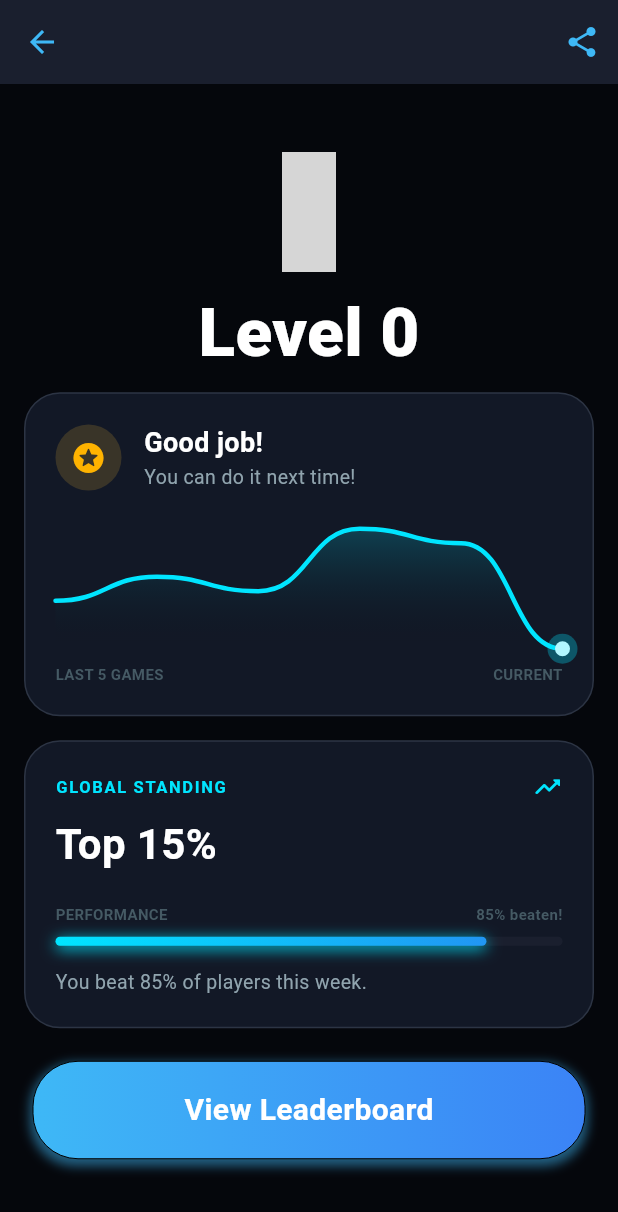
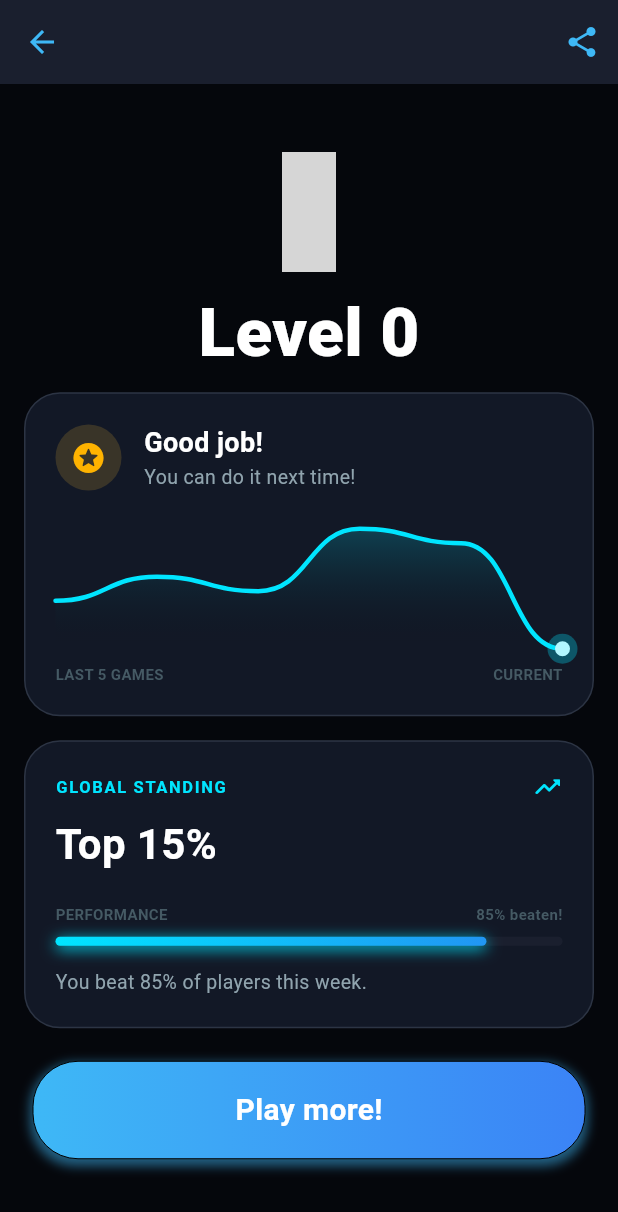
Before and after one commit to ANICEBREAKER/visual_memory, a Flutter app: the GameResultScreen screen opened by its route, on a phone screen of 412 x 824 dp. Shown: the top 1212 px of the screen. Run offline on Flutter 3.47's test engine with Material 3 defaults, Android fonts, the phone set to English and light mode, and no system bars; our stand-ins replace animated_text_kit, connectivity_plus, device_preview, go_router, material_symbols_icons, modal_progress_hud_nsn and 2 more; accounts and stored records are empty; network calls fail; Roboto replaces fonts that are missing (GoogleSans); grey boxes are pictures that could not be loaded.

Commit message:
- More updates

```diff
--- a/lib/screens/common/game_template/game_result_screen.dart
+++ b/lib/screens/common/game_template/game_result_screen.dart
@@ -187,7 +187,7 @@ class _QuickMathsResultScreen extends State<GameResultScreen> {
                 padding:
                     ResponsiveConfig.padding(context, size: PaddingSize.xs),
                 child: BasicBlueButton(
-                    route: RoutePath.menu, label: "View Leaderboard"),
+                    route: RoutePath.gameSelection, label: "Play more!"),
               )
             ],
           ),
```
